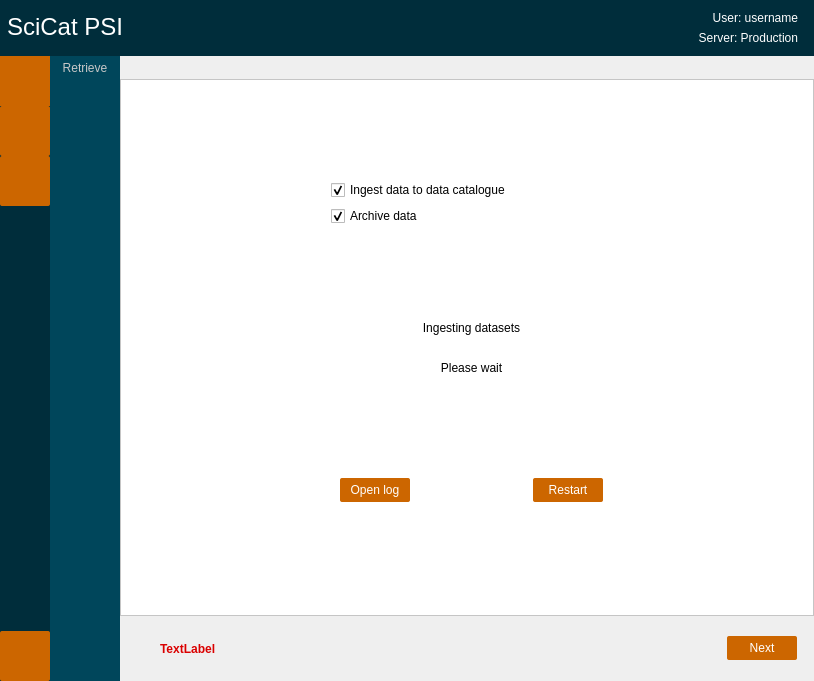
paulscherrerinstitute/scicat-qt, file PSIArchiver/dialog.ui: the form before one commit.
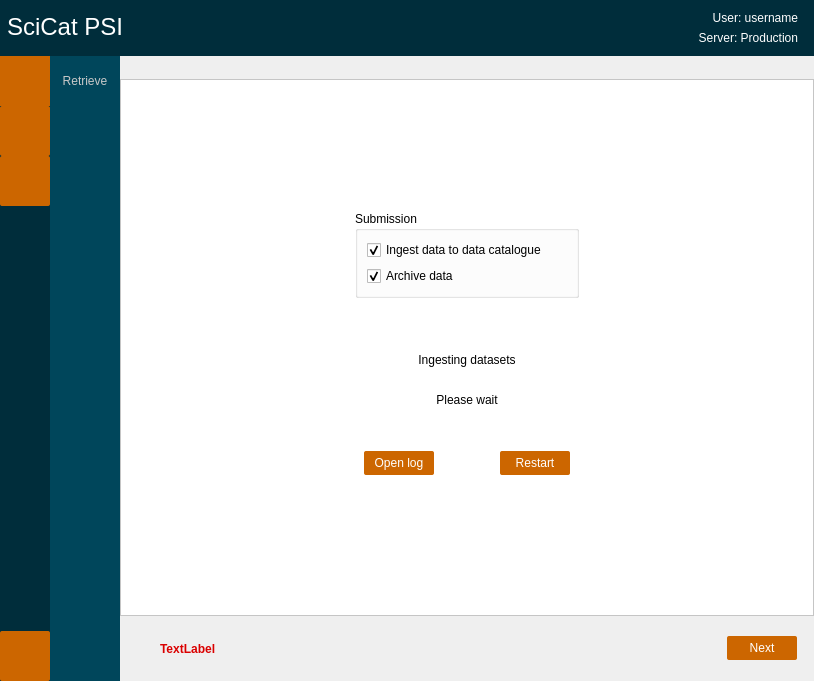
The form after the commit. The open tabs and pages were chosen to show the change. Icons and pictures are not drawn.

```diff
--- a/PSIArchiver/dialog.ui
+++ b/PSIArchiver/dialog.ui
@@ -539,6 +539,9 @@
         </layout>
        </widget>
        <widget class="QWidget" name="retrievePage">
+        <property name="styleSheet">
+         <string notr="true">QWidget{background-color:rgb(0, 70, 91); border:0px; padding:0px; padding-top:15px; padding-bottom:15px}</string>
+        </property>
         <layout class="QVBoxLayout" name="verticalLayout_16">
          <property name="spacing">
           <number>0</number>
@@ -2090,17 +2093,44 @@
             </layout>
            </widget>
            <widget class="QWidget" name="submitJob">
-            <widget class="QWidget" name="layoutWidget">
-             <property name="geometry">
-              <rect>
-               <x>210</x>
-               <y>100</y>
-               <width>281</width>
-               <height>331</height>
-              </rect>
-             </property>
+            <layout class="QVBoxLayout" name="verticalLayout_34">
+             <item>
+              <layout class="QHBoxLayout" name="horizontalLayout_18">
+               <item>
+                <spacer name="horizontalSpacer_27">
+                 <property name="orientation">
+                  <enum>Qt::Horizontal</enum>
+                 </property>
+                 <property name="sizeHint" stdset="0">
+                  <size>
+                   <width>40</width>
+                   <height>20</height>
+                  </size>
+                 </property>
+                </spacer>
+               </item>
+               <item>
+                <layout class="QVBoxLayout" name="verticalLayout_33">
+                 <item>
+                  <spacer name="verticalSpacer_24">
+                   <property name="orientation">
+                    <enum>Qt::Vertical</enum>
+                   </property>
+                   <property name="sizeHint" stdset="0">
+                    <size>
+                     <width>20</width>
+                     <height>40</height>
+                    </size>
+                   </property>
+                  </spacer>
+                 </item>
+                 <item>
              <layout class="QVBoxLayout" name="verticalLayout_27">
               <item>
+                    <widget class="QGroupBox" name="groupBox">
+                     <property name="title">
+                      <string>Submission</string>
+                     </property>
                <layout class="QVBoxLayout" name="verticalLayout">
                 <item>
                  <widget class="QCheckBox" name="checkBoxIngest">
@@ -2123,6 +2153,7 @@
                  </widget>
                 </item>
                </layout>
+                    </widget>
               </item>
               <item>
                <spacer name="verticalSpacer_19">
@@ -2240,7 +2271,38 @@
                </widget>
               </item>
              </layout>
-            </widget>
+                 </item>
+                 <item>
+                  <spacer name="verticalSpacer_25">
+                   <property name="orientation">
+                    <enum>Qt::Vertical</enum>
+                   </property>
+                   <property name="sizeHint" stdset="0">
+                    <size>
+                     <width>20</width>
+                     <height>40</height>
+                    </size>
+                   </property>
+                  </spacer>
+                 </item>
+                </layout>
+               </item>
+               <item>
+                <spacer name="horizontalSpacer_26">
+                 <property name="orientation">
+                  <enum>Qt::Horizontal</enum>
+                 </property>
+                 <property name="sizeHint" stdset="0">
+                  <size>
+                   <width>40</width>
+                   <height>20</height>
+                  </size>
+                 </property>
+                </spacer>
+               </item>
+              </layout>
+             </item>
+            </layout>
            </widget>
            <widget class="QWidget" name="retrieverPage">
             <layout class="QVBoxLayout" name="verticalLayout_32">
```
Left out of the diff: 34 changed lines with no effect on the pictures. Lines whose indentation alone changed are shown as unchanged.
